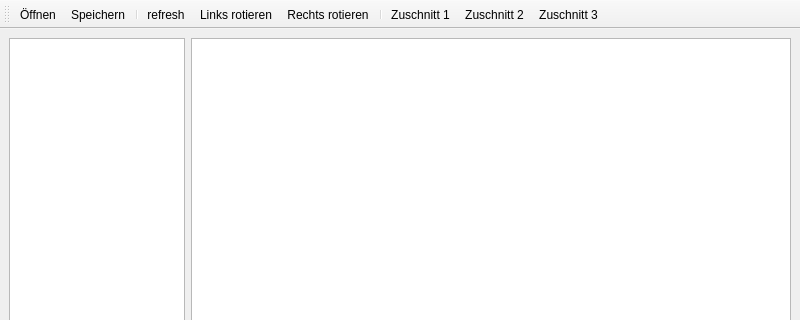
Qt form main.ui (Peatala36/scanpro) before a commit; both pictures show x 0 to 800 and y 0 to 320 of the 800 by 600 pixel window.
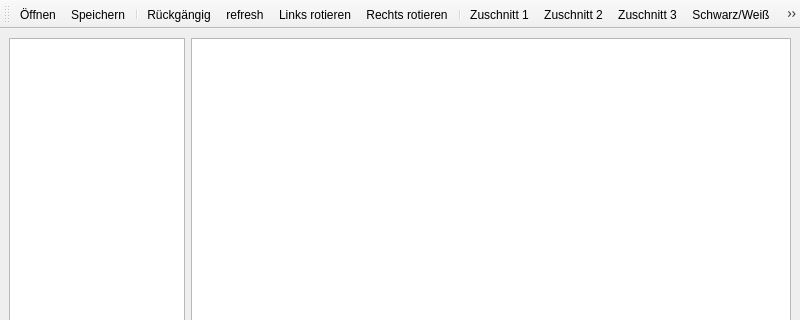
The same form after that commit. Icons and pictures are not drawn.

```diff
--- a/main.ui
+++ b/main.ui
@@ -51,6 +51,7 @@
    <addaction name="action_oeffnen"/>
    <addaction name="actionSpeichern"/>
    <addaction name="separator"/>
+   <addaction name="actionUndo"/>
    <addaction name="actionrefresh"/>
    <addaction name="actionLinks_rotieren"/>
    <addaction name="actionRechts_rotieren"/>
@@ -58,6 +59,8 @@
    <addaction name="actionZuschnitt_1"/>
    <addaction name="actionZuschnitt_2"/>
    <addaction name="actionZuschnitt_3"/>
+   <addaction name="actionBlackWhite"/>
+   <addaction name="actionGrau"/>
   </widget>
   <action name="action_oeffnen">
    <property name="icon">
@@ -116,6 +119,30 @@
   <action name="actionZuschnitt_3">
    <property name="text">
     <string>Zuschnitt 3</string>
+   </property>
+   <property name="shortcut">
+    <string>3</string>
+   </property>
+  </action>
+  <action name="actionUndo">
+   <property name="icon">
+    <iconset theme="edit-undo"/>
+   </property>
+   <property name="text">
+    <string>Rückgängig</string>
+   </property>
+   <property name="shortcut">
+    <string>Ctrl+Z</string>
+   </property>
+  </action>
+  <action name="actionBlackWhite">
+   <property name="text">
+    <string>Schwarz/Weiß</string>
+   </property>
+  </action>
+  <action name="actionGrau">
+   <property name="text">
+    <string>Grau</string>
    </property>
   </action>
  </widget>
```
Left out of the diff: 11 changed lines with no effect on the pictures.
